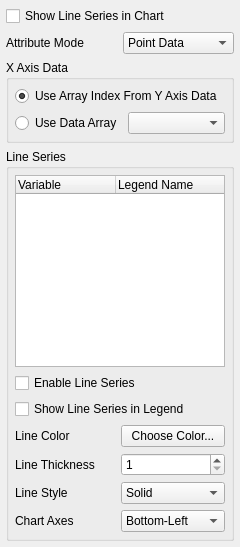
Above: Qt/Components/Resources/UI/pqXYPlotDisplayEditor.ui from wildmichael/ParaView3-enhancements-old before the change. Below: the same form after it.
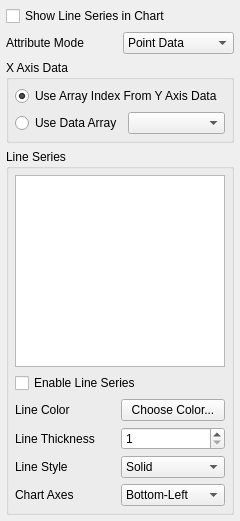
That is the form after the change. Icons and pictures are not drawn. Custom widgets are drawn as their Qt base class.

Commit message: BUG: Making the legend name editable on the line plot representation panel. Removed the series legend check box. Removed pink from the list of line series colors. Also, fixed the selection/enabled bug. Now, you have to click on the checkbox to enable the series instead of anywhere in the column.

```diff
--- a/Qt/Components/Resources/UI/pqXYPlotDisplayEditor.ui
+++ b/Qt/Components/Resources/UI/pqXYPlotDisplayEditor.ui
@@ -36,7 +36,7 @@
       <property name="spacing" >
        <number>6</number>
       </property>
-      <item row="6" column="1" >
+      <item row="5" column="1" >
        <widget class="QComboBox" name="AxisList" >
         <property name="whatsThis" >
          <string>Select the chart axes for the line series.</string>
@@ -63,7 +63,7 @@
         </item>
        </widget>
       </item>
-      <item row="5" column="1" >
+      <item row="4" column="1" >
        <widget class="QComboBox" name="StyleList" >
         <property name="whatsThis" >
          <string>Select the line style for the series.</string>
@@ -95,21 +95,21 @@
         </item>
        </widget>
       </item>
-      <item row="6" column="0" >
+      <item row="5" column="0" >
        <widget class="QLabel" name="label_5" >
         <property name="text" >
          <string>Chart Axes</string>
         </property>
        </widget>
       </item>
-      <item row="5" column="0" >
+      <item row="4" column="0" >
        <widget class="QLabel" name="label_4" >
         <property name="text" >
          <string>Line Style</string>
         </property>
        </widget>
       </item>
-      <item row="4" column="1" >
+      <item row="3" column="1" >
        <widget class="QSpinBox" name="Thickness" >
         <property name="whatsThis" >
          <string>Enter the thickness for the line.</string>
@@ -125,14 +125,14 @@
         </property>
        </widget>
       </item>
-      <item row="4" column="0" >
+      <item row="3" column="0" >
        <widget class="QLabel" name="label_3" >
         <property name="text" >
          <string>Line Thickness</string>
         </property>
        </widget>
       </item>
-      <item row="3" column="1" >
+      <item row="2" column="1" >
        <widget class="pqColorChooserButton" name="ColorButton" >
         <property name="whatsThis" >
          <string>Press this button to choose a new color for the line.</string>
@@ -142,23 +142,13 @@
         </property>
        </widget>
       </item>
-      <item row="3" column="0" >
+      <item row="2" column="0" >
        <widget class="QLabel" name="label_2" >
         <property name="text" >
          <string>Line Color</string>
         </property>
        </widget>
       </item>
-      <item row="2" column="0" colspan="2" >
-       <widget class="QCheckBox" name="ShowInLegend" >
-        <property name="whatsThis" >
-         <string>Use this option to show/hide all the line series in the legend.</string>
-        </property>
-        <property name="text" >
-         <string>Show Line Series in Legend</string>
-        </property>
-       </widget>
-      </item>
       <item row="1" column="0" colspan="2" >
        <widget class="QCheckBox" name="SeriesEnabled" >
         <property name="whatsThis" >
@@ -170,7 +160,7 @@
        </widget>
       </item>
       <item row="0" column="0" colspan="2" >
-       <widget class="pqTreeWidget" name="YAxisArrays" >
+       <widget class="pqTreeView" name="SeriesList" >
         <property name="sizePolicy" >
          <sizepolicy>
           <hsizetype>5</hsizetype>
@@ -194,16 +184,6 @@
         <property name="rootIsDecorated" >
          <bool>false</bool>
         </property>
-        <column>
-         <property name="text" >
-          <string>Variable</string>
-         </property>
-        </column>
-        <column>
-         <property name="text" >
-          <string>Legend Name</string>
-         </property>
-        </column>
        </widget>
       </item>
      </layout>
@@ -298,9 +278,9 @@
  </widget>
  <customwidgets>
   <customwidget>
-   <class>pqTreeWidget</class>
-   <extends>QTreeWidget</extends>
-   <header>pqTreeWidget.h</header>
+   <class>pqTreeView</class>
+   <extends>QTreeView</extends>
+   <header>pqTreeView.h</header>
   </customwidget>
   <customwidget>
    <class>pqColorChooserButton</class>
```
Left out of the diff: 2 changed lines with no effect on the pictures. The commit also changes 13 other files.
